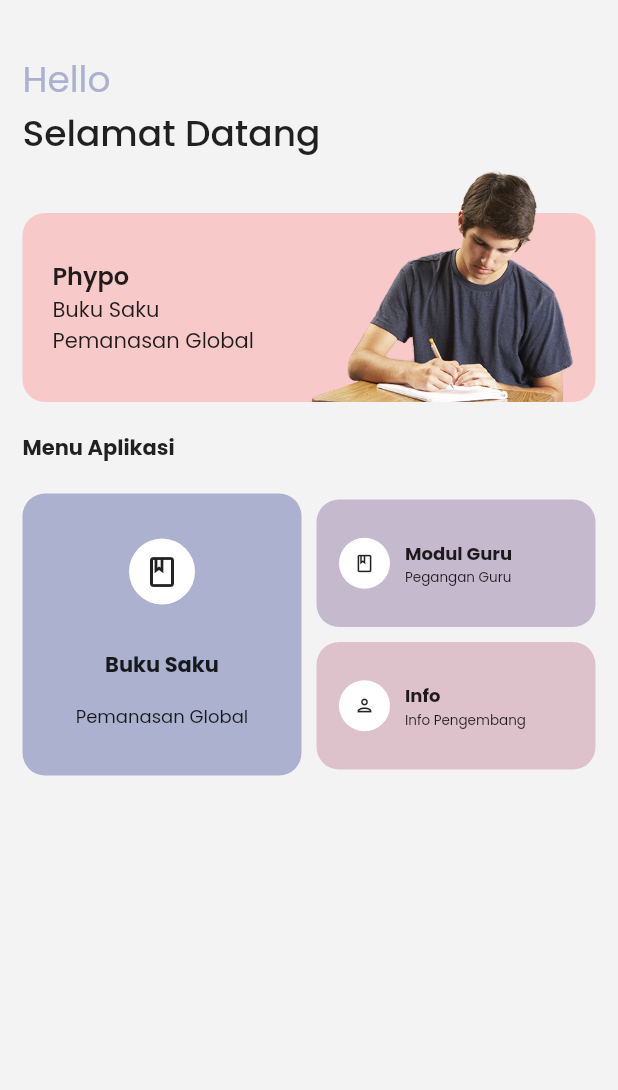
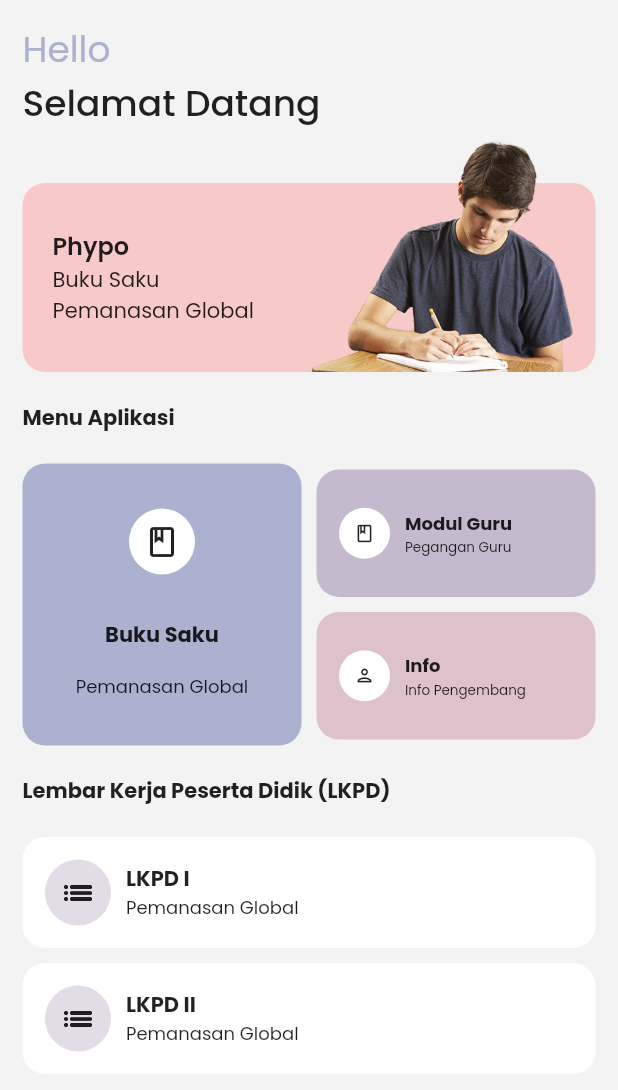
Before and after one commit to qolbudr/phypo, a Flutter app: the screen it shows after launch, on a phone screen of 412 x 824 dp. Shown: the top 1090 px of the screen. Run offline on Flutter 3.47's test engine with Material 2 defaults, Android fonts, the phone set to English and light mode, and no system bars; our stand-ins replace google_fonts.

```diff
--- a/lib/home.dart
+++ b/lib/home.dart
@@ -13,19 +13,16 @@ class Home extends StatelessWidget {
     return Scaffold(
     	backgroundColor: const Color(0xfff3f3f3),
     	body: SafeArea(
-    	  child: Padding(
+    	  child: ListView(
     	  	padding: const EdgeInsets.all(15),
-    	    child: Column(
-    	    	crossAxisAlignment: CrossAxisAlignment.start,
     	  	children: [
-    	    		const SizedBox(height: 20),
     	  		const Text("Hello", style: TextStyle(fontSize: 24, color: Color(0xffabb1cf))),
     	  		const Text("Selamat Datang", style: TextStyle(fontSize: 24, fontWeight: FontWeight.w500)),
     	  		Stack(
     	  		  children: [
     	  		    Column(
     	  		      children: [
-    	    		      	SizedBox(height: 35),
+    	  		      	const SizedBox(height: 35),
     	  		        Container(
     	  		        	padding: const EdgeInsets.symmetric(vertical: 30, horizontal: 20),
     	  		        	width: double.infinity,
@@ -55,13 +52,13 @@ class Home extends StatelessWidget {
     	  		  ],
     	  		),
     	  		const SizedBox(height: 20),
-    	    		Text("Menu Aplikasi", style: TextStyle(fontSize: 14, fontWeight: FontWeight.w700)),
+    	  		const Text("Menu Aplikasi", style: TextStyle(fontSize: 14, fontWeight: FontWeight.w700)),
     	  		const SizedBox(height: 20),
     	  		Row(
     	  			children: [
     	  				Expanded(
     	  				  child: Container(
-    	    				  	padding: EdgeInsets.symmetric(vertical: 30, horizontal: 15),
+    	  				  	padding: const EdgeInsets.symmetric(vertical: 30, horizontal: 15),
     	  				  	decoration: const BoxDecoration(
 		    		        		borderRadius: BorderRadius.all(Radius.circular(15)),
 		    		        		color: Color(0xffabb1cf),
@@ -70,29 +67,29 @@ class Home extends StatelessWidget {
 		    		        		child: Column(
 		    		        			children: [
 		    		        				Container(
-		    		        					padding: EdgeInsets.all(10),
+		    		        					padding: const EdgeInsets.all(10),
 		    		        					decoration: const BoxDecoration(
 		    		        						shape: BoxShape.circle,
 		    		        						color: Colors.white
 		    		        					),
-		    		        					child: Icon(Icons.book_outlined)
+		    		        					child: const Icon(Icons.book_outlined)
 		    		        				),
 		    		        				const SizedBox(height: 30),
-		    		        				Text("Buku Saku", style: TextStyle(fontSize: 14, fontWeight: FontWeight.w700)),
+		    		        				const Text("Buku Saku", style: TextStyle(fontSize: 14, fontWeight: FontWeight.w700)),
 		    		        				const SizedBox(height: 15),
-		    		        				Text("Pemanasan Global", style: TextStyle(fontSize: 12, fontWeight: FontWeight.w400), textAlign: TextAlign.center,)
+		    		        				const Text("Pemanasan Global", style: TextStyle(fontSize: 12, fontWeight: FontWeight.w400), textAlign: TextAlign.center,)
 		    		        			],
 		    		        		),
 		    		        	),
     	  				  ),
     	  				),
-    	    				SizedBox(width: 10),
+    	  				const SizedBox(width: 10),
     	  				Expanded(
     	  					child: Column(
     	  						children: [
     	  							Container(
     	  								height: 85,
-    	    								padding: EdgeInsets.all(15),
+    	  								padding: const EdgeInsets.all(15),
     	  								decoration: const BoxDecoration(
     		        						borderRadius: BorderRadius.all(Radius.circular(15)),
 		    		        				color: Color(0xffc5b9cd),
@@ -100,14 +97,14 @@ class Home extends StatelessWidget {
     		        					child: Row(
     		        						children: [
     		        							Container(
-			    		        					padding: EdgeInsets.all(10),
+			    		        					padding: const EdgeInsets.all(10),
 			    		        					decoration: const BoxDecoration(
 			    		        						shape: BoxShape.circle,
 			    		        						color: Colors.white
 			    		        					),
-			    		        					child: Icon(Icons.book_outlined, size: 14)
+			    		        					child: const Icon(Icons.book_outlined, size: 14)
 			    		        				),
-			    		        				SizedBox(width: 10),
+			    		        				const SizedBox(width: 10),
 			    		        				Column(
 			    		        					crossAxisAlignment: CrossAxisAlignment.start,
 			    		        				  mainAxisAlignment: MainAxisAlignment.center,
@@ -119,10 +116,10 @@ class Home extends StatelessWidget {
     		        						],
     		        					),
     	  							),
-    	    							SizedBox(height: 10),
+    	  							const SizedBox(height: 10),
     	  							Container(
     	  								height: 85,
-    	    								padding: EdgeInsets.all(15),
+    	  								padding: const EdgeInsets.all(15),
     	  								decoration: const BoxDecoration(
     		        						borderRadius: BorderRadius.all(Radius.circular(15)),
 		    		        				color: Color(0xffdec2cb),
@@ -130,14 +127,14 @@ class Home extends StatelessWidget {
     		        					child: Row(
     		        						children: [
     		        							Container(
-			    		        					padding: EdgeInsets.all(10),
+			    		        					padding: const EdgeInsets.all(10),
 			    		        					decoration: const BoxDecoration(
 			    		        						shape: BoxShape.circle,
 			    		        						color: Colors.white
 			    		        					),
-			    		        					child: Icon(Icons.person_outlined, size: 14)
+			    		        					child: const Icon(Icons.person_outlined, size: 14)
 			    		        				),
-			    		        				SizedBox(width: 10),
+			    		        				const SizedBox(width: 10),
 			    		        				Expanded(
 			    		        				  child: Column(
 			    		        				  	crossAxisAlignment: CrossAxisAlignment.start,
@@ -155,9 +152,72 @@ class Home extends StatelessWidget {
     	  					),
     	  				),
     	  			],
+    	  		),
+							const SizedBox(height: 20),
+							const Text("Lembar Kerja Peserta Didik (LKPD)", style: TextStyle(fontSize: 14, fontWeight: FontWeight.w700)),
+							const SizedBox(height: 20),
+							Column(
+								children: [
+									Container(
+										width: double.infinity,
+										padding: const EdgeInsets.all(15),
+										decoration: const BoxDecoration(
+	    		        		borderRadius: BorderRadius.all(Radius.circular(15)),
+	    		        		color: Colors.white,
+	    		        	),
+	    		        	child: Row(
+	    		        		children: [
+	    		        			Container(
+    		        					padding: const EdgeInsets.all(10),
+    		        					decoration: BoxDecoration(
+    		        						shape: BoxShape.circle,
+    		        						color: const Color(0xffc5b9cd).withOpacity(0.5)
+    		        					),
+    		        					child: const Icon(Icons.list_outlined)
+    		        				),
+    		        				const SizedBox(width: 10),
+    		        				Column(
+    		        					crossAxisAlignment: CrossAxisAlignment.start,
+    		        					children: const [
+    		        						Text("LKPD I", style: TextStyle(fontSize: 14, fontWeight: FontWeight.w700)),
+    		        						Text("Pemanasan Global", style: TextStyle(fontSize: 12, fontWeight: FontWeight.w400))
+    		        					],
     		        				)
 	    		        		],
 	    		        	),
+									),
+									const SizedBox(height: 10),
+									Container(
+										width: double.infinity,
+										padding: const EdgeInsets.all(15),
+										decoration: const BoxDecoration(
+	    		        		borderRadius: BorderRadius.all(Radius.circular(15)),
+	    		        		color: Colors.white,
+	    		        	),
+	    		        	child: Row(
+	    		        		children: [
+	    		        			Container(
+    		        					padding: const EdgeInsets.all(10),
+    		        					decoration: BoxDecoration(
+    		        						shape: BoxShape.circle,
+    		        						color: const Color(0xffc5b9cd).withOpacity(0.5)
+    		        					),
+    		        					child: const Icon(Icons.list_outlined)
+    		        				),
+    		        				const SizedBox(width: 10),
+    		        				Column(
+    		        					crossAxisAlignment: CrossAxisAlignment.start,
+    		        					children: const [
+    		        						Text("LKPD II", style: TextStyle(fontSize: 14, fontWeight: FontWeight.w700)),
+    		        						Text("Pemanasan Global", style: TextStyle(fontSize: 12, fontWeight: FontWeight.w400))
+    		        					],
+    		        				)
+	    		        		],
+	    		        	),
+									)
+								],
+							)
+    	  	],
     	  ),
     	),
     );
--- a/lib/main.dart
+++ b/lib/main.dart
@@ -19,6 +19,12 @@ class MyApp extends StatelessWidget {
         textTheme: GoogleFonts.poppinsTextTheme(),
         primarySwatch: Colors.cyan,
       ),
+      builder: (context, child) {
+        return ScrollConfiguration(
+          behavior: NoGlow(),
+          child: child!,
+        );
+      },
       home: SplashScreen(),
     );
   }
@@ -69,3 +75,11 @@ class _SplashScreenState extends State<SplashScreen> {
     );
   }
 }
+
+class NoGlow extends ScrollBehavior {
+  @override
+  Widget buildViewportChrome(
+      BuildContext context, Widget child, AxisDirection axisDirection) {
+    return child;
+  }
+}
```
Lines whose indentation alone changed are shown as unchanged.
